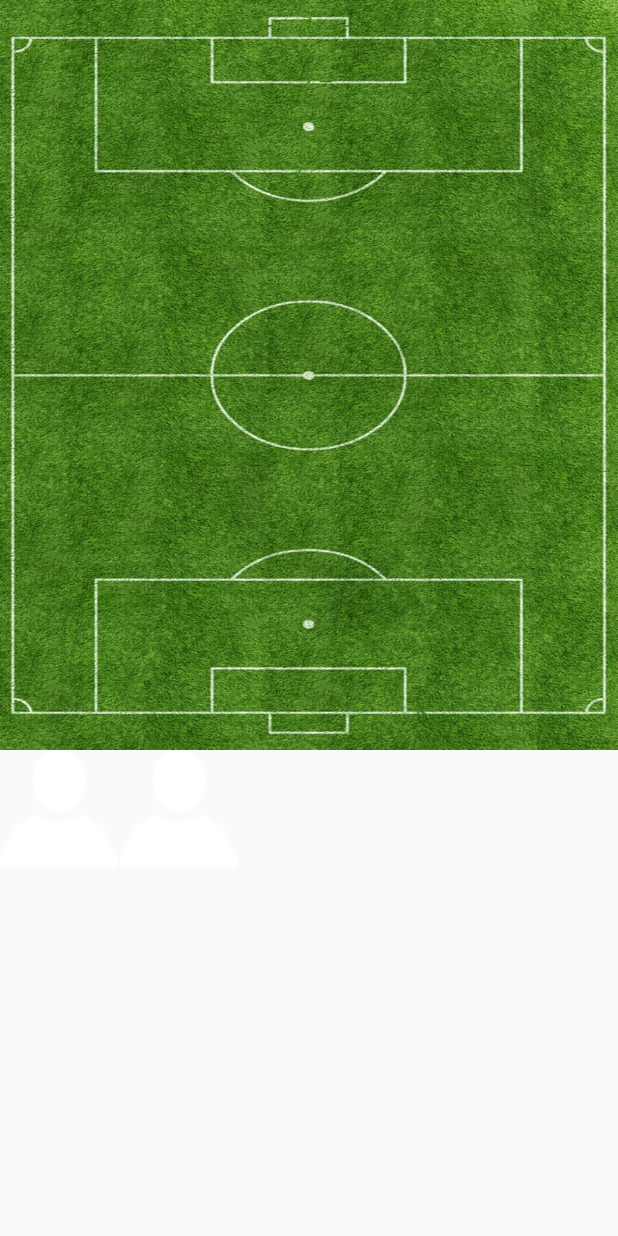
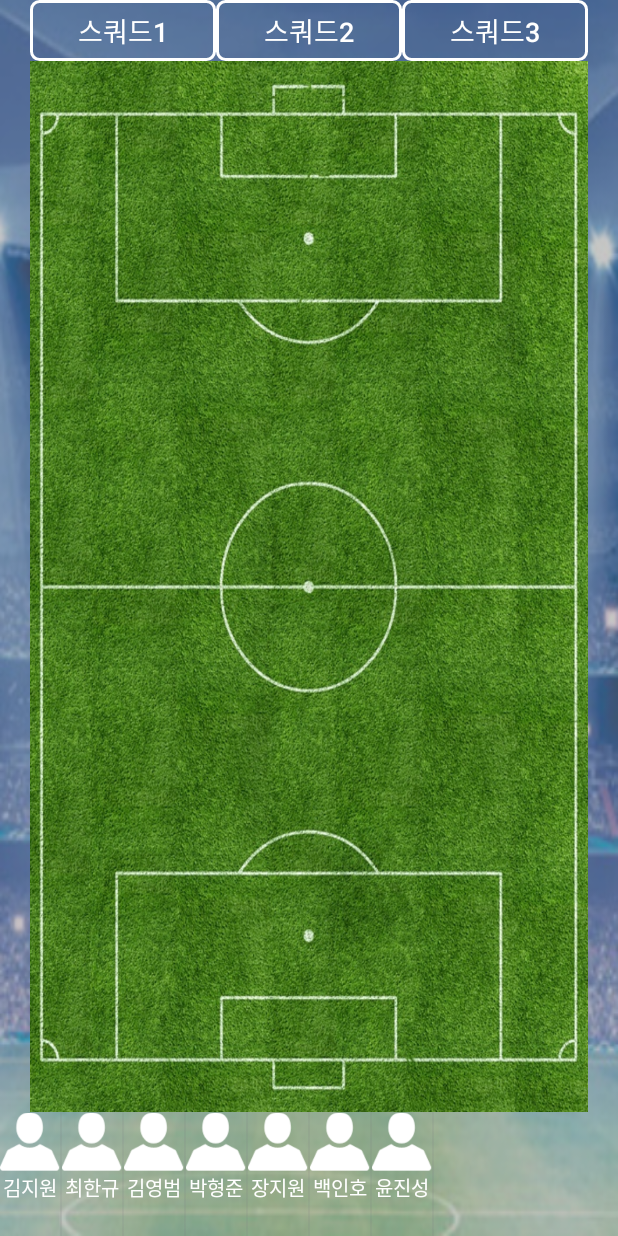
Before and after one commit to wlldnjs/SoccerManager, an Android app: the Formation screen opened directly, with no data from a screen before it, on a phone screen of 412 x 824 dp. Run offline under Robolectric (Android 15) with nearby library versions, the phone set to English and light mode, and no system bars.

Commit message:
Mypage - formation부분 recyclerView, touchEvent적용 완료

```diff
--- a/app/src/main/AndroidManifest.xml
+++ b/app/src/main/AndroidManifest.xml
@@ -25,7 +25,7 @@
             android:name=".Main.SplashActivity"
             android:configChanges="orientation|keyboardHidden"
             android:screenOrientation="portrait"></activity>
-        <activity android:name=".Main.Mypage.Formation"></activity>
+        <activity android:name=".Main.Mypage.Formation.Formation"></activity>
     </application>
 
 </manifest>
--- a/app/src/main/java/com/jiwonkim/soccermanager/Main/Mypage/Formation.java
+++ /dev/null
@@ -1,59 +0,0 @@
-package com.jiwonkim.soccermanager.Main.Mypage;
-
-import android.os.Bundle;
-import android.support.v7.app.AppCompatActivity;
-import android.view.MotionEvent;
-import android.view.View;
-import android.widget.ImageView;
-
-import com.jiwonkim.soccermanager.R;
-
-public class Formation extends AppCompatActivity {
-
-    ImageView sample1, sample2;
-
-    @Override
-    protected void onCreate(Bundle savedInstanceState) {
-        super.onCreate(savedInstanceState);
-        setContentView(R.layout.activity_formation);
-
-        sample1 = (ImageView)findViewById(R.id.image1);
-        sample2 = (ImageView)findViewById(R.id.image2);
-
-        sample1.setOnTouchListener(new View.OnTouchListener() {
-            @Override
-            public boolean onTouch(View v, MotionEvent event) {
-                switch (event.getAction()){
-                    case MotionEvent.ACTION_UP :
-                        sample1.setX(event.getRawX()-120);
-                        sample1.setY(event.getRawY()-220);
-                    case MotionEvent.ACTION_DOWN :
-                        sample1.setX(event.getRawX()-120);
-                        sample1.setY(event.getRawY()-220);
-                    case MotionEvent.ACTION_MOVE:
-                        sample1.setX(event.getRawX()-120);
-                        sample1.setY(event.getRawY()-220);
-                }
-                return true;
-            }
-        });
-
-        sample2.setOnTouchListener(new View.OnTouchListener() {
-            @Override
-            public boolean onTouch(View v, MotionEvent event) {
-                switch (event.getAction()){
-                    case MotionEvent.ACTION_UP :
-                        sample2.setX(event.getRawX()-120);
-                        sample2.setY(event.getRawY()-220);
-                    case MotionEvent.ACTION_DOWN :
-                        sample2.setX(event.getRawX()-120);
-                        sample2.setY(event.getRawY()-220);
-                    case MotionEvent.ACTION_MOVE:
-                        sample2.setX(event.getRawX()-120);
-                        sample2.setY(event.getRawY()-220);
-                }
-                return true;
-            }
-        });
-    }
-}
--- /dev/null
+++ b/app/src/main/java/com/jiwonkim/soccermanager/Main/Mypage/Formation/Formation.java
@@ -0,0 +1,67 @@
+package com.jiwonkim.soccermanager.Main.Mypage.Formation;
+
+import android.os.Bundle;
+import android.support.v7.app.AppCompatActivity;
+import android.support.v7.widget.DividerItemDecoration;
+import android.support.v7.widget.LinearLayoutManager;
+import android.support.v7.widget.RecyclerView;
+import android.view.MotionEvent;
+import android.view.View;
+import android.widget.Button;
+
+import com.jiwonkim.soccermanager.R;
+
+import java.util.ArrayList;
+
+public class Formation extends AppCompatActivity {
+    Button squad1,squad2,squad3;
+    RecyclerView recyclerPlayer;
+    LinearLayoutManager linearLayoutManager;
+    ArrayList<PlayerListData> itemDatas;
+    FormationAdapter formationAdapter;
+
+    @Override
+    protected void onCreate(Bundle savedInstanceState) {
+        super.onCreate(savedInstanceState);
+        setContentView(R.layout.activity_formation);
+
+        recyclerPlayer = (RecyclerView)findViewById(R.id.recycler_player_list);
+        recyclerPlayer.setHasFixedSize(true);
+        recyclerPlayer.addItemDecoration(new DividerItemDecoration(getApplicationContext(),DividerItemDecoration.HORIZONTAL));
+
+        linearLayoutManager = new LinearLayoutManager(getApplicationContext());
+        linearLayoutManager.setOrientation(LinearLayoutManager.HORIZONTAL);
+        recyclerPlayer.setLayoutManager(linearLayoutManager);
+
+        itemDatas = new ArrayList<PlayerListData>();
+        itemDatas.add(new PlayerListData(R.drawable.man,"김지원"));
+        itemDatas.add(new PlayerListData(R.drawable.man,"최한규"));
+        itemDatas.add(new PlayerListData(R.drawable.man,"김영범"));
+        itemDatas.add(new PlayerListData(R.drawable.man,"박형준"));
+        itemDatas.add(new PlayerListData(R.drawable.man,"장지원"));
+        itemDatas.add(new PlayerListData(R.drawable.man,"백인호"));
+        itemDatas.add(new PlayerListData(R.drawable.man,"윤진성"));
+
+        formationAdapter = new FormationAdapter(itemDatas,touchListener);
+        recyclerPlayer.setAdapter(formationAdapter);
+    }
+
+    public View.OnTouchListener touchListener = new View.OnTouchListener() {
+        @Override
+        public boolean onTouch(View v, MotionEvent event) {
+            switch (event.getAction()){
+                    case MotionEvent.ACTION_UP :
+                        v.setX(event.getRawX()-120);
+                        v.setY(event.getRawY()-220);
+                    case MotionEvent.ACTION_DOWN :
+                        v.setX(event.getRawX()-120);
+                        v.setY(event.getRawY()-220);
+                    case MotionEvent.ACTION_MOVE:
+                        v.setX(event.getRawX()-120);
+                        v.setY(event.getRawY()-220);
+                }
+                return true;
+        }
+
+    };
+}
--- /dev/null
+++ b/app/src/main/java/com/jiwonkim/soccermanager/Main/Mypage/Formation/FormationAdapter.java
@@ -0,0 +1,45 @@
+package com.jiwonkim.soccermanager.Main.Mypage.Formation;
+
+import android.support.v7.widget.RecyclerView;
+import android.view.LayoutInflater;
+import android.view.View;
+import android.view.ViewGroup;
+
+import com.jiwonkim.soccermanager.Main.ViewHolder.FormationItemViewHolder;
+import com.jiwonkim.soccermanager.R;
+
+import java.util.ArrayList;
+
+/**
+ * Created by user on 2017-06-14.
+ */
+
+public class FormationAdapter extends RecyclerView.Adapter<FormationItemViewHolder>{
+    ArrayList<PlayerListData> itemDatas;
+    View.OnTouchListener touchListener;
+
+    public FormationAdapter(ArrayList<PlayerListData> itemDatas, View.OnTouchListener touchListener) {
+        this.itemDatas = itemDatas;
+        this.touchListener = touchListener;
+    }
+
+    @Override
+    public FormationItemViewHolder onCreateViewHolder(ViewGroup parent, int viewType) {
+        View view = LayoutInflater.from(parent.getContext()).inflate(R.layout.recycler_item_formation,parent,false);
+        FormationItemViewHolder viewHolder = new FormationItemViewHolder(view);
+        view.setOnTouchListener(touchListener);
+
+        return viewHolder;
+    }
+
+    @Override
+    public void onBindViewHolder(FormationItemViewHolder holder, int position) {
+        holder.playerImg.setImageResource(itemDatas.get(position).img);
+        holder.playerName.setText(itemDatas.get(position).name);
+    }
+
+    @Override
+    public int getItemCount() {
+        return itemDatas != null ? itemDatas.size() : 0;
+    }
+}
--- /dev/null
+++ b/app/src/main/java/com/jiwonkim/soccermanager/Main/Mypage/Formation/PlayerListData.java
@@ -0,0 +1,15 @@
+package com.jiwonkim.soccermanager.Main.Mypage.Formation;
+
+/**
+ * Created by user on 2017-06-14.
+ */
+
+public class PlayerListData {
+    int img;
+    String name;
+
+    public PlayerListData(int img, String name){
+        this.img = img;
+        this.name = name;
+    }
+}
--- a/app/src/main/java/com/jiwonkim/soccermanager/Main/Mypage/MypageFragment.java
+++ b/app/src/main/java/com/jiwonkim/soccermanager/Main/Mypage/MypageFragment.java
@@ -11,6 +11,7 @@ import android.view.ViewGroup;
 import android.widget.Button;
 import android.widget.RelativeLayout;
 
+import com.jiwonkim.soccermanager.Main.Mypage.Formation.Formation;
 import com.jiwonkim.soccermanager.R;
 
 /**
--- /dev/null
+++ b/app/src/main/java/com/jiwonkim/soccermanager/Main/ViewHolder/FormationItemViewHolder.java
@@ -0,0 +1,23 @@
+package com.jiwonkim.soccermanager.Main.ViewHolder;
+
+import android.support.v7.widget.RecyclerView;
+import android.view.View;
+import android.widget.ImageView;
+import android.widget.TextView;
+
+import com.jiwonkim.soccermanager.R;
+
+/**
+ * Created by user on 2017-06-14.
+ */
+
+public class FormationItemViewHolder extends RecyclerView.ViewHolder {
+    public ImageView playerImg;
+    public TextView playerName;
+
+    public FormationItemViewHolder(View itemView) {
+        super(itemView);
+        playerImg = (ImageView)itemView.findViewById(R.id.recycler_playerImg);
+        playerName = (TextView)itemView.findViewById(R.id.recycler_playerName);
+    }
+}
--- a/app/src/main/res/layout/activity_formation.xml
+++ b/app/src/main/res/layout/activity_formation.xml
@@ -1,16 +1,61 @@
 <?xml version="1.0" encoding="utf-8"?>
-<RelativeLayout xmlns:android="http://schemas.android.com/apk/res/android"
+<LinearLayout xmlns:android="http://schemas.android.com/apk/res/android"
     xmlns:tools="http://schemas.android.com/tools"
+    android:orientation="vertical"
+    android:background="@drawable/fragment3"
     android:layout_width="match_parent"
     android:layout_height="match_parent"
-    tools:context="com.jiwonkim.soccermanager.Main.Mypage.Formation">
+    tools:context="com.jiwonkim.soccermanager.Main.Mypage.Formation.Formation">
 
     <LinearLayout
+        android:layout_marginLeft="20dp"
+        android:layout_marginRight="20dp"
+        android:orientation="horizontal"
+        android:id="@+id/squad"
+        android:layout_width="match_parent"
+        android:layout_height="0dp"
+        android:layout_weight="0.5">
+        <Button
+            android:id="@+id/squad1"
+            android:layout_width="0dp"
+            android:layout_height="match_parent"
+            android:layout_weight="3"
+            android:background="@drawable/rectangle_stroke_white"
+            android:text="스쿼드1"
+            android:textSize="18sp"
+            android:gravity="center"
+            android:textColor="#ffffff"/>
+        <Button
+            android:id="@+id/squad2"
+            android:layout_width="0dp"
+            android:layout_height="match_parent"
+            android:layout_weight="3"
+            android:background="@drawable/rectangle_stroke_white"
+            android:text="스쿼드2"
+            android:textSize="18sp"
+            android:gravity="center"
+            android:textColor="#ffffff"/>
+        <Button
+            android:id="@+id/squad3"
+            android:layout_width="0dp"
+            android:layout_height="match_parent"
+            android:layout_weight="3"
+            android:background="@drawable/rectangle_stroke_white"
+            android:text="스쿼드3"
+            android:textSize="18sp"
+            android:gravity="center"
+            android:textColor="#ffffff"/>
+    </LinearLayout>
+    <LinearLayout
+        android:layout_marginLeft="20dp"
+        android:layout_marginRight="20dp"
         android:id="@+id/ground"
         android:background="@drawable/ground"
         android:layout_width="match_parent"
-        android:layout_height="500dp"
-        android:orientation="vertical">
+        android:layout_height="0dp"
+        android:layout_weight="8.5"
+        android:orientation="vertical"
+        >
 
         <LinearLayout
             android:id="@+id/fwArea"
@@ -126,17 +171,15 @@
             android:layout_height="0dp"
             android:layout_weight="1.2"></LinearLayout>
     </LinearLayout>
-    <ImageView
-        android:id="@+id/image1"
-        android:src="@drawable/man"
-        android:layout_below="@+id/ground"
-        android:layout_width="80dp"
-        android:layout_height="80dp" />
-    <ImageView
-        android:id="@+id/image2"
-        android:src="@drawable/man"
-        android:layout_below="@+id/ground"
-        android:layout_toRightOf="@id/image1"
-        android:layout_width="80dp"
-        android:layout_height="80dp" />
-</RelativeLayout>
+    <LinearLayout
+        android:layout_width="match_parent"
+        android:layout_height="0dp"
+        android:layout_weight="1">
+        <android.support.v7.widget.RecyclerView
+            android:id="@+id/recycler_player_list"
+            android:layout_width="match_parent"
+            android:layout_height="match_parent"
+            android:orientation="horizontal"
+            ></android.support.v7.widget.RecyclerView>
+    </LinearLayout>
+</LinearLayout>
--- a/app/src/main/res/layout/fragment_search.xml
+++ b/app/src/main/res/layout/fragment_search.xml
@@ -72,7 +72,9 @@
                     android:id="@+id/recyclerSearch1"
                     android:layout_width="match_parent"
                     android:layout_height="match_parent"
-                    android:layout_margin="10dp"></android.support.v7.widget.RecyclerView>
+                    android:layout_marginLeft="10dp"
+                    android:layout_marginRight="10dp"
+                    ></android.support.v7.widget.RecyclerView>
             </LinearLayout>
 
             <View
@@ -103,10 +105,12 @@
                     android:background="@drawable/white_line"/>
 
                 <android.support.v7.widget.RecyclerView
-                    android:layout_margin="10dp"
                     android:id="@+id/recyclerSearch2"
                     android:layout_width="match_parent"
-                    android:layout_height="match_parent"></android.support.v7.widget.RecyclerView>
+                    android:layout_height="match_parent"
+                    android:layout_marginLeft="10dp"
+                    android:layout_marginRight="10dp"
+                    ></android.support.v7.widget.RecyclerView>
             </LinearLayout>
 
         </LinearLayout>
--- /dev/null
+++ b/app/src/main/res/layout/recycler_item_formation.xml
@@ -0,0 +1,18 @@
+<?xml version="1.0" encoding="utf-8"?>
+<LinearLayout xmlns:android="http://schemas.android.com/apk/res/android"
+    android:orientation="vertical" android:layout_width="40dp"
+    android:layout_height="60dp" android:background="#00000000">
+    <ImageView
+        android:id="@+id/recycler_playerImg"
+        android:layout_width="match_parent"
+        android:layout_height="40dp"/>
+
+    <TextView
+        android:id="@+id/recycler_playerName"
+        android:layout_width="match_parent"
+        android:layout_height="wrap_content"
+        android:text="김지원"
+        android:textSize="13sp"
+        android:textColor="#ffffff"
+        android:gravity="center_horizontal"/>
+</LinearLayout>
```
